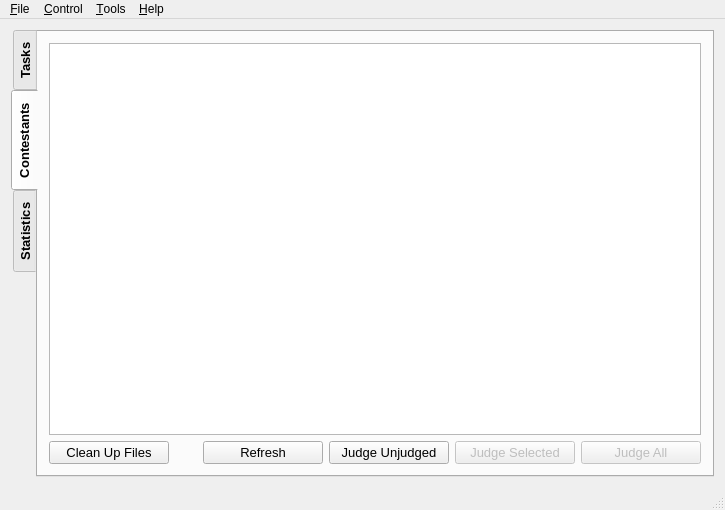
First picture: the form in src/forms/lemon.ui, repository Project-LemonLime/Project_LemonLime, before the edit.
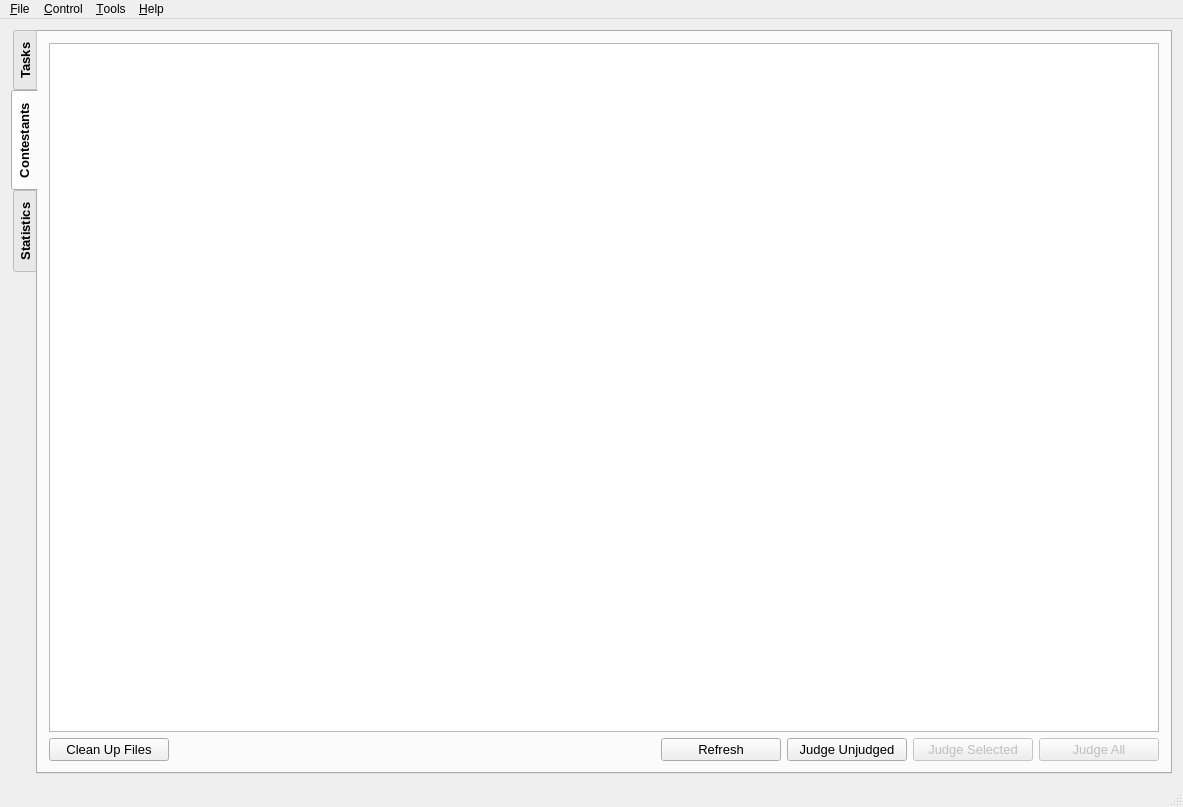
Second picture: the form after the edit. The open tabs and pages were chosen to show the change. Icons and pictures are not drawn. Custom widgets are drawn as their Qt base class.

Commit message: feat(lemon.ui): set bigger window size

What changed in the file:
```diff
--- a/src/forms/lemon.ui
+++ b/src/forms/lemon.ui
@@ -6,14 +6,14 @@
    <rect>
     <x>0</x>
     <y>0</y>
-    <width>725</width>
-    <height>510</height>
+    <width>1183</width>
+    <height>807</height>
    </rect>
   </property>
   <property name="minimumSize">
    <size>
-    <width>725</width>
-    <height>510</height>
+    <width>1183</width>
+    <height>807</height>
    </size>
   </property>
   <property name="windowTitle">
@@ -33,7 +33,6 @@
       <property name="font">
        <font>
         <pointsize>10</pointsize>
-        <weight>75</weight>
         <bold>true</bold>
        </font>
       </property>
@@ -210,7 +209,6 @@
           <property name="font">
            <font>
             <pointsize>10</pointsize>
-            <weight>50</weight>
             <bold>false</bold>
            </font>
           </property>
@@ -274,7 +272,6 @@
             <property name="font">
              <font>
               <pointsize>10</pointsize>
-              <weight>50</weight>
               <bold>false</bold>
              </font>
             </property>
@@ -314,7 +311,6 @@
             <property name="font">
              <font>
               <pointsize>10</pointsize>
-              <weight>50</weight>
               <bold>false</bold>
              </font>
             </property>
@@ -347,7 +343,6 @@
             <property name="font">
              <font>
               <pointsize>10</pointsize>
-              <weight>50</weight>
               <bold>false</bold>
              </font>
             </property>
@@ -377,7 +372,6 @@
             <property name="font">
              <font>
               <pointsize>10</pointsize>
-              <weight>50</weight>
               <bold>false</bold>
              </font>
             </property>
@@ -407,7 +401,6 @@
             <property name="font">
              <font>
               <pointsize>10</pointsize>
-              <weight>50</weight>
               <bold>false</bold>
              </font>
             </property>
@@ -457,8 +450,8 @@
     <rect>
      <x>0</x>
      <y>0</y>
-     <width>725</width>
-     <height>30</height>
+     <width>1183</width>
+     <height>21</height>
     </rect>
    </property>
    <widget class="QMenu" name="fileMenu">
```
Left out of the diff: 89 changed lines with no effect on the pictures.
